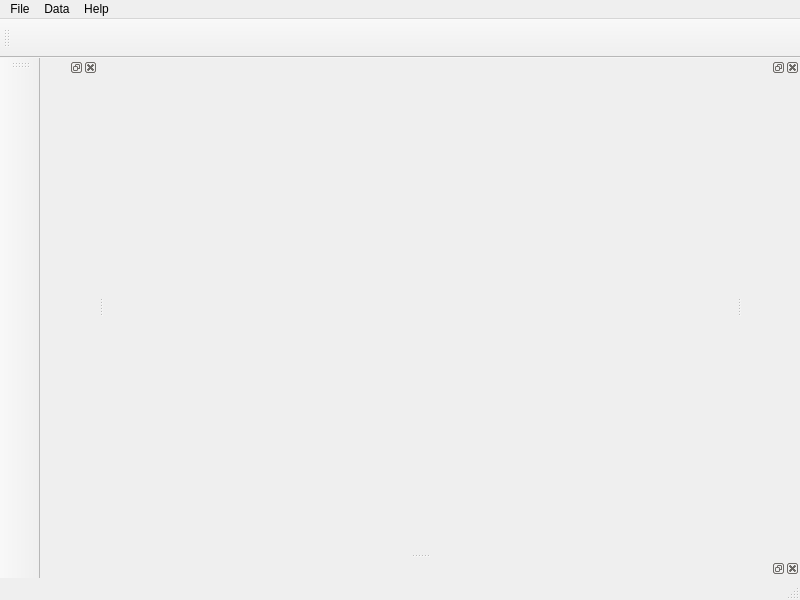
Old version of the form 3DMetrics/tdmgui.ui in the repository IfremerUnderwater/3DMetrics.
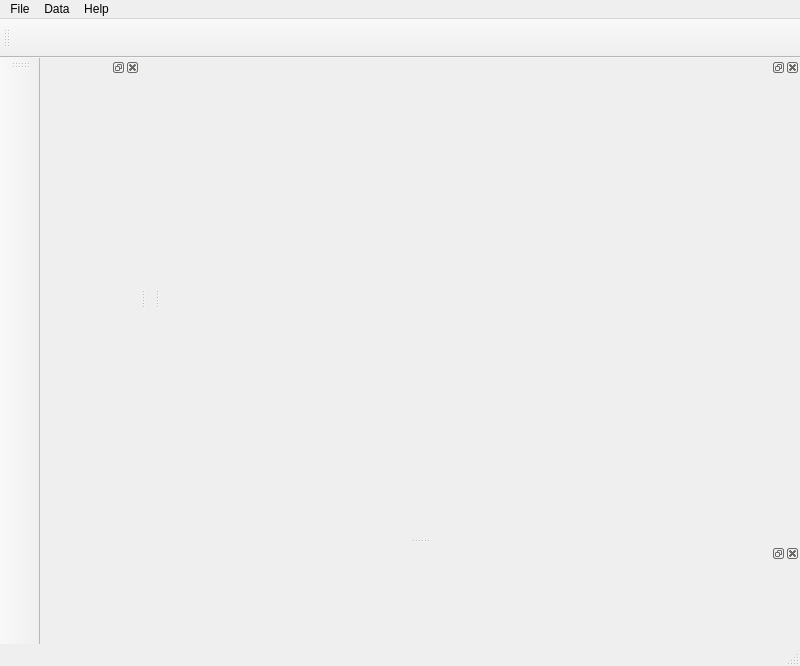
New version of the form. Icons and pictures are not drawn. Custom widgets are drawn as their Qt base class.

Diff of the .ui file:
```diff
--- a/3DMetrics/tdmgui.ui
+++ b/3DMetrics/tdmgui.ui
@@ -7,7 +7,7 @@
     <x>0</x>
     <y>0</y>
     <width>800</width>
-    <height>600</height>
+    <height>663</height>
    </rect>
   </property>
   <property name="windowTitle">
@@ -70,19 +70,49 @@
    </attribute>
    <addaction name="focusing_tool"/>
   </widget>
-  <widget class="QDockWidget" name="display_widget_dock">
+  <widget class="QDockWidget" name="tree_widget_dock">
+   <property name="sizePolicy">
+    <sizepolicy hsizetype="Preferred" vsizetype="Preferred">
+     <horstretch>0</horstretch>
+     <verstretch>0</verstretch>
+    </sizepolicy>
+   </property>
+   <property name="minimumSize">
+    <size>
+     <width>100</width>
+     <height>35</height>
+    </size>
+   </property>
    <attribute name="dockWidgetArea">
     <number>1</number>
    </attribute>
-   <widget class="OSGWidget" name="display_widget"/>
+   <widget class="OSGWidget" name="tree_widget"/>
   </widget>
-  <widget class="QDockWidget" name="dockWidget">
+  <widget class="QDockWidget" name="display_widget_dock">
+   <property name="sizePolicy">
+    <sizepolicy hsizetype="MinimumExpanding" vsizetype="Preferred">
+     <horstretch>1</horstretch>
+     <verstretch>0</verstretch>
+    </sizepolicy>
+   </property>
+   <property name="minimumSize">
+    <size>
+     <width>640</width>
+     <height>480</height>
+    </size>
+   </property>
    <attribute name="dockWidgetArea">
     <number>2</number>
    </attribute>
-   <widget class="QWidget" name="dockWidgetContents_6"/>
+   <widget class="QWidget" name="display_widget"/>
   </widget>
-  <widget class="QDockWidget" name="dockWidget_2">
+  <widget class="QDockWidget" name="attrib_table_dock">
+   <property name="minimumSize">
+    <size>
+     <width>58</width>
+     <height>100</height>
+    </size>
+   </property>
    <attribute name="dockWidgetArea">
     <number>8</number>
    </attribute>
```
Left out of the diff: 2 changed lines with no effect on the pictures.
